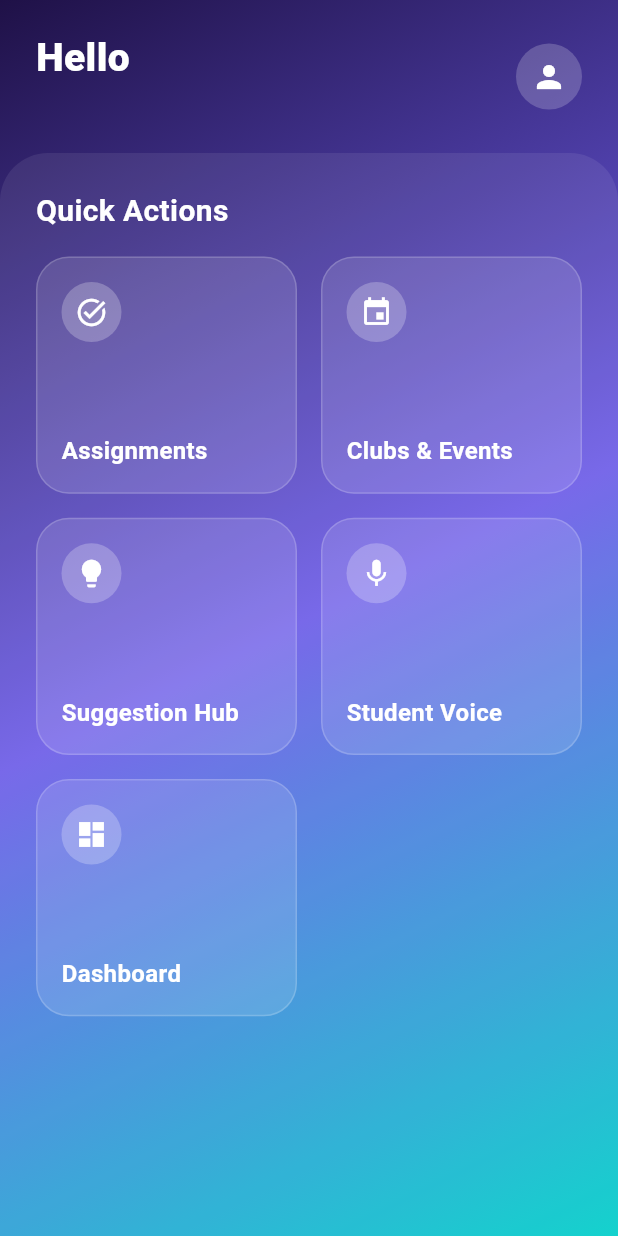
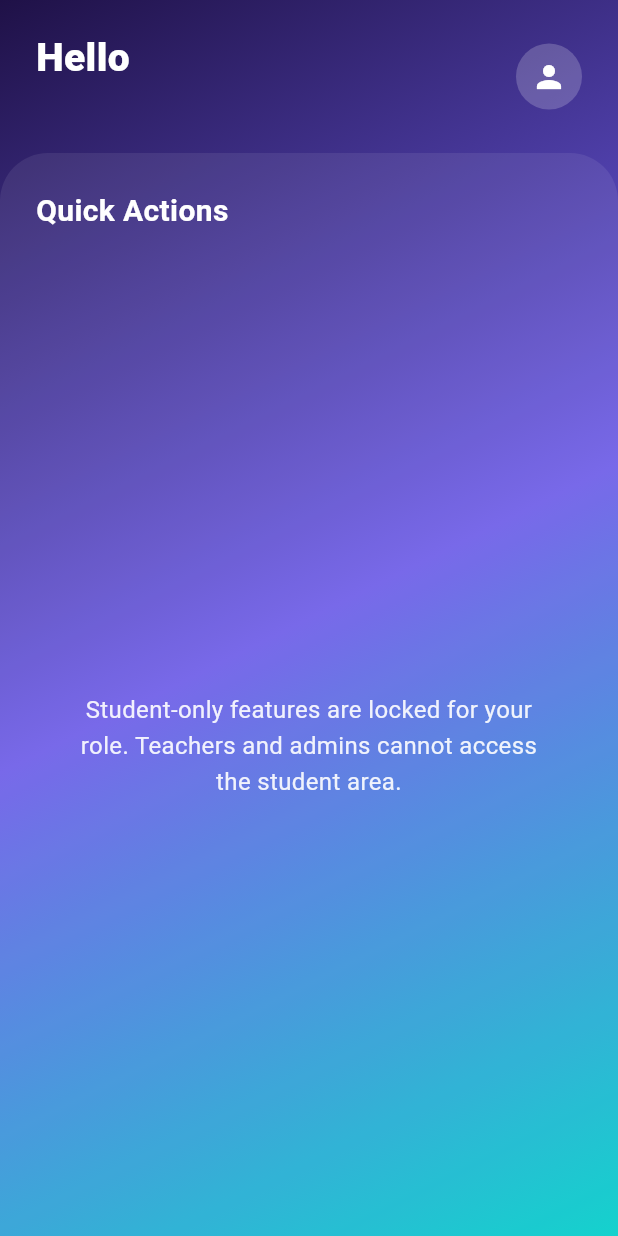
Before and after one commit to AbhyudayJhaTrue/2k26, a Flutter app: the HomeScreen screen opened directly with empty values, on a phone screen of 412 x 824 dp. Run offline on Flutter 3.47's test engine with Material 3 defaults, Android fonts, the phone set to English and light mode, and no system bars.

Commit message:
Add conditional rendering for student features on home screen

```diff
--- a/hackathon_project_typeshit/lib/home_screen.dart
+++ b/hackathon_project_typeshit/lib/home_screen.dart
@@ -23,6 +23,8 @@ class HomeScreen extends StatelessWidget {
 
   @override
   Widget build(BuildContext context) {
+    final bool isStudent = role == 'Student';
+
     return Scaffold(
       body: Container(
         width: double.infinity,
@@ -103,7 +105,8 @@ class HomeScreen extends StatelessWidget {
                         ),
                         const SizedBox(height: 16),
                         Expanded(
-                          child: GridView.count(
+                          child: isStudent
+                            ? GridView.count(
                                 crossAxisCount: 2,
                                 crossAxisSpacing: 16,
                                 mainAxisSpacing: 16,
@@ -160,6 +163,20 @@ class HomeScreen extends StatelessWidget {
                                     ),
                                   ),
                                 ],
+                              )
+                            : Center(
+                                child: Padding(
+                                  padding: const EdgeInsets.symmetric(horizontal: 20),
+                                  child: Text(
+                                    'Student-only features are locked for your role. Teachers and admins cannot access the student area.',
+                                    textAlign: TextAlign.center,
+                                    style: TextStyle(
+                                      fontSize: 16,
+                                      color: Colors.white.withOpacity(0.9),
+                                      height: 1.5,
+                                    ),
+                                  ),
+                                ),
                               ),
                         ),
                       ],
```
Lines whose indentation alone changed are shown as unchanged.
